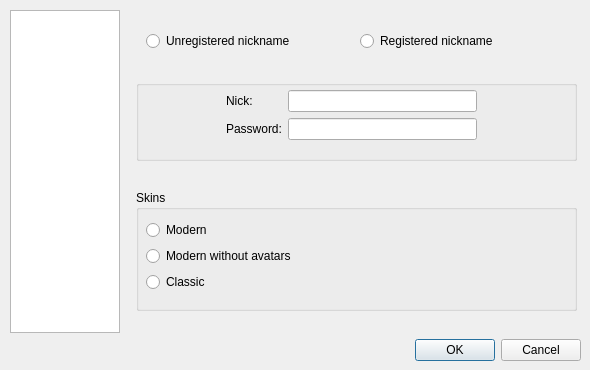
gitter-badger/simplechatclient, file ui/options.ui: the form before one commit.
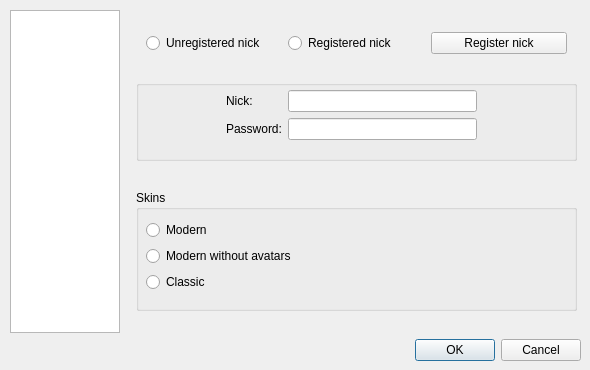
The form after the commit. Icons and pictures are not drawn.

Commit message: add register nick

Diff of the .ui file:
```diff
--- a/ui/options.ui
+++ b/ui/options.ui
@@ -215,14 +215,14 @@
               <x>20</x>
               <y>20</y>
               <width>421</width>
-              <height>23</height>
+              <height>26</height>
              </rect>
             </property>
             <layout class="QHBoxLayout" name="horizontalLayout_2">
              <item>
               <widget class="QRadioButton" name="radioButton_nick_t">
                <property name="text">
-                <string>Unregistered nickname</string>
+                <string>Unregistered nick</string>
                </property>
                <property name="checkable">
                 <bool>true</bool>
@@ -235,7 +235,14 @@
              <item>
               <widget class="QRadioButton" name="radioButton_nick_s">
                <property name="text">
-                <string>Registered nickname</string>
+                <string>Registered nick</string>
+               </property>
+              </widget>
+             </item>
+             <item>
+              <widget class="QPushButton" name="pushButton_register_nick">
+               <property name="text">
+                <string>Register nick</string>
                </property>
               </widget>
              </item>
```
Left out of the diff: 4 changed lines with no effect on the pictures. The commit also changes 8 other files.
